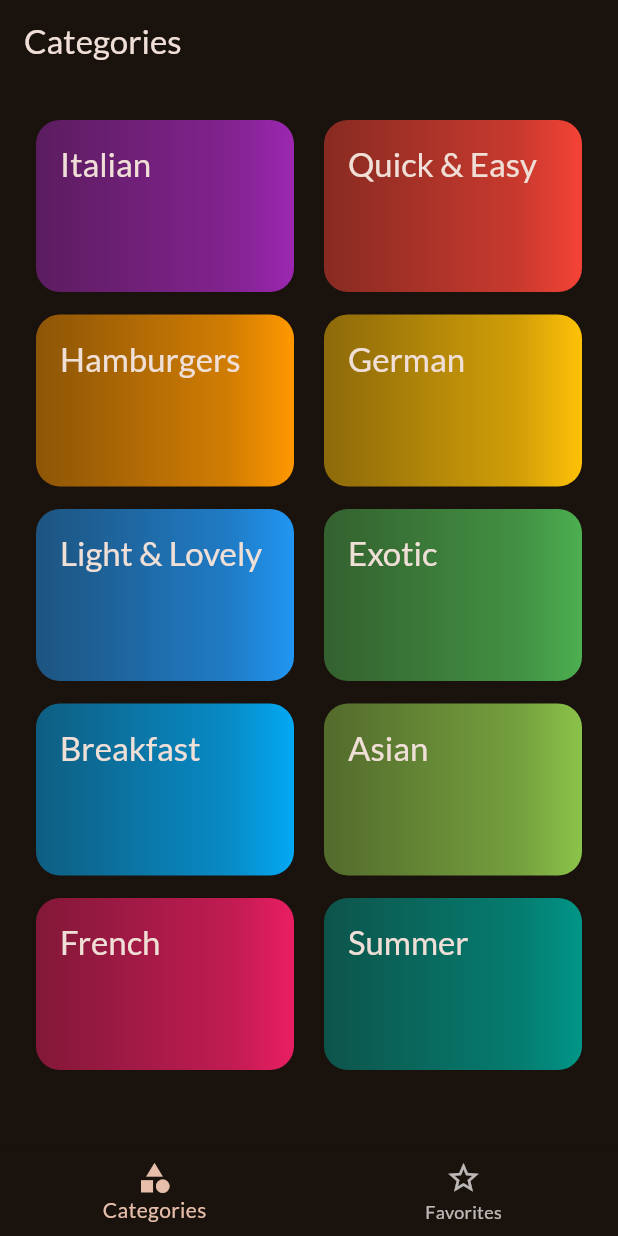
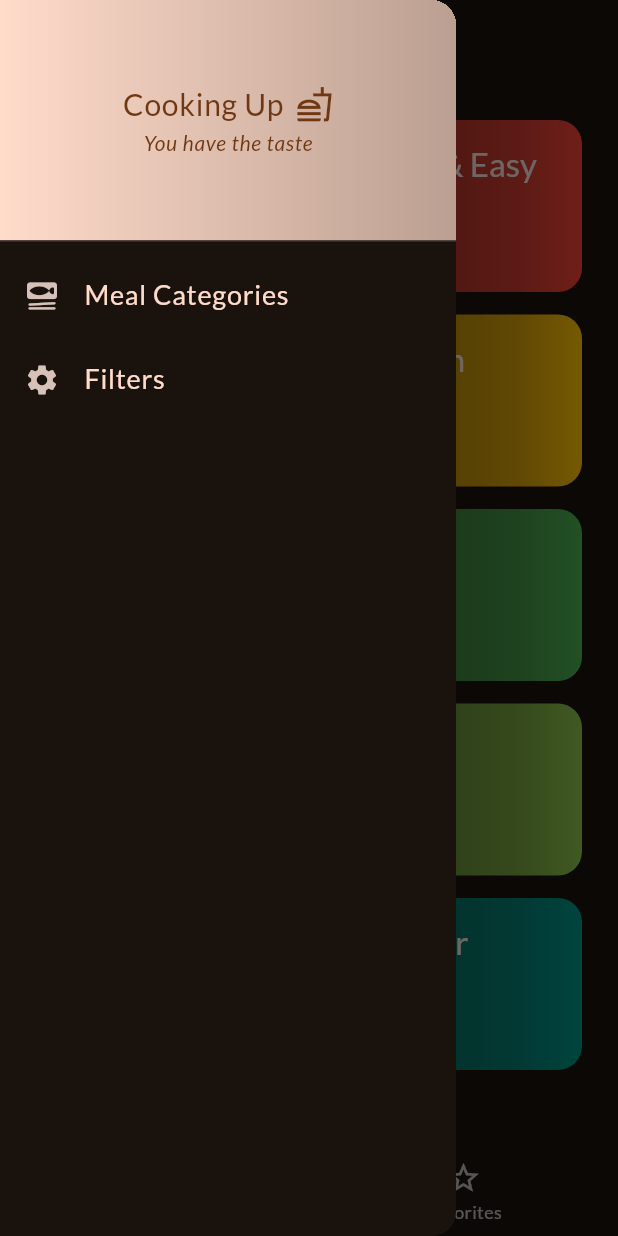
Before and after one commit to brkeudunman/meals_app_v1, a Flutter app: the screen it shows after launch, with the side drawer open (before the commit the screen has no drawer), on a phone screen of 412 x 824 dp. Run offline on Flutter 3.47's test engine with Material 2 defaults, Android fonts, the light colour scheme and no system bars; our stand-ins replace google_fonts, transparent_image.

Commit message:
filters-applied

```diff
--- a/lib/screens/categories.dart
+++ b/lib/screens/categories.dart
@@ -8,11 +8,13 @@ import '../models/meal.dart';
 
 class Categories extends StatelessWidget {
   final void Function(Meal meal) onTapFavorite;
+  final List<Meal> availableMeals;
 
-  const Categories({super.key, required this.onTapFavorite});
+  const Categories(
+      {super.key, required this.onTapFavorite, required this.availableMeals});
 
   void _selectedCategory(BuildContext context, Category category) {
-    var filteredList = dummyMeals
+    var filteredList = availableMeals
         .where((meal) => meal.categories.contains(category.id))
         .toList();
 
--- a/lib/screens/tabs/tabs_screen.dart
+++ b/lib/screens/tabs/tabs_screen.dart
@@ -1,8 +1,11 @@
 import 'package:flutter/material.dart';
+import 'package:meals_app_v1/data/dummy_data.dart';
 import 'package:meals_app_v1/screens/categories.dart';
+import 'package:meals_app_v1/screens/filters/filter_screen.dart';
 import 'package:meals_app_v1/screens/meals.dart';
 
 import '../../models/meal.dart';
+import '../../widgets/drawer/main_drawer.dart';
 
 class TabsScreen extends StatefulWidget {
   @override
@@ -11,9 +14,17 @@ class TabsScreen extends StatefulWidget {
   }
 }
 
+final Map<Filters, bool> initialValues = {
+  Filters.glutenFree: false,
+  Filters.lactoseFree: false,
+  Filters.vegan: false,
+  Filters.vegetarian: false,
+};
+
 class _TabsScreenState extends State<TabsScreen> {
   int _selectedPageIndex = 0;
   List<Meal> _favoriteMeals = [];
+  Map<Filters, bool> selectedFilters = initialValues;
 
   void _handleAddFavorite(Meal meal) {
     final bool isExisting = _favoriteMeals.contains(meal);
@@ -28,9 +39,41 @@ class _TabsScreenState extends State<TabsScreen> {
     });
   }
 
+  void _setDrawerScreen(String identifier) async {
+    Navigator.pop(context);
+    if (identifier == 'filters') {
+      Map<Filters, bool> result = await Navigator.of(context).push(
+        MaterialPageRoute(
+          builder: (context) => FilterScreen(
+            currentFilters: selectedFilters,
+          ),
+        ),
+      );
+      setState(() {
+        selectedFilters = result;
+      });
+    }
+  }
+
   @override
   Widget build(BuildContext context) {
+    final availableMeals = dummyMeals.where((element) {
+      if (selectedFilters[Filters.glutenFree]! && !element.isGlutenFree) {
+        return false;
+      }
+      if (selectedFilters[Filters.vegan]! && !element.isVegan) {
+        return false;
+      }
+      if (selectedFilters[Filters.vegetarian]! && !element.isVegetarian) {
+        return false;
+      }
+      if (selectedFilters[Filters.lactoseFree]! && !element.isLactoseFree) {
+        return false;
+      }
+      return true;
+    }).toList();
     Widget activePage = Categories(
+      availableMeals: availableMeals,
       onTapFavorite: _handleAddFavorite,
     );
     if (_selectedPageIndex == 1) {
@@ -43,11 +86,14 @@ class _TabsScreenState extends State<TabsScreen> {
       appBar: AppBar(
         title: Text(_selectedPageIndex == 0 ? "Categories" : "Favorites"),
       ),
+      drawer: MainDrawer(
+        onTileClick: _setDrawerScreen,
+      ),
       body: activePage,
       bottomNavigationBar: BottomNavigationBar(
         currentIndex: _selectedPageIndex,
-        onTap: (index) {
-          _selectPage(index);
+        onTap: (idx) {
+          _selectPage(idx);
         },
         items: const [
           BottomNavigationBarItem(
--- /dev/null
+++ b/lib/widgets/drawer/main_drawer.dart
@@ -0,0 +1,93 @@
+import 'package:flutter/material.dart';
+
+class MainDrawer extends StatelessWidget {
+  final void Function(String identifier) onTileClick;
+
+  const MainDrawer({super.key, required this.onTileClick});
+
+  @override
+  Widget build(BuildContext context) {
+    return Drawer(
+      backgroundColor: Theme.of(context).colorScheme.background,
+      child: Column(
+        children: [
+          DrawerHeader(
+            padding: const EdgeInsets.all(8),
+            decoration: BoxDecoration(
+              gradient: LinearGradient(
+                colors: [
+                  Theme.of(context).colorScheme.onPrimaryContainer,
+                  Theme.of(context)
+                      .colorScheme
+                      .onPrimaryContainer
+                      .withOpacity(0.7),
+                ],
+              ),
+            ),
+            child: Column(
+              mainAxisAlignment: MainAxisAlignment.center,
+              children: [
+                Row(
+                  mainAxisSize: MainAxisSize.max,
+                  mainAxisAlignment: MainAxisAlignment.center,
+                  children: [
+                    Text(
+                      "Cooking Up",
+                      style: TextStyle(
+                          color: Theme.of(context).colorScheme.primaryContainer,
+                          fontSize: 20),
+                    ),
+                    const SizedBox(
+                      width: 8,
+                    ),
+                    Icon(Icons.fastfood_outlined,
+                        color: Theme.of(context).colorScheme.primaryContainer,
+                        size: 25),
+                  ],
+                ),
+                Row(
+                  mainAxisSize: MainAxisSize.max,
+                  mainAxisAlignment: MainAxisAlignment.center,
+                  children: [
+                    Text(
+                      "You have the taste",
+                      style: TextStyle(
+                        color: Theme.of(context).colorScheme.primaryContainer,
+                        fontSize: 14,
+                        fontStyle: FontStyle.italic,
+                      ),
+                    ),
+                  ],
+                ),
+              ],
+            ),
+          ),
+          ListTile(
+            leading: const Icon(Icons.set_meal_rounded),
+            title: Text(
+              'Meal Categories',
+              style: TextStyle(
+                  color: Theme.of(context).colorScheme.onPrimaryContainer,
+                  fontSize: 18),
+            ),
+            onTap: () {
+              onTileClick('meals');
+            },
+          ),
+          ListTile(
+            leading: const Icon(Icons.settings),
+            title: Text(
+              'Filters',
+              style: TextStyle(
+                  color: Theme.of(context).colorScheme.onPrimaryContainer,
+                  fontSize: 18),
+            ),
+            onTap: () {
+              onTileClick('filters');
+            },
+          )
+        ],
+      ),
+    );
+  }
+}
```
Also changed, not shown: lib/screens/filters/filter_screen.dart (added, +151 -0 lines), lib/screens/meal_details.dart (+29 -10 lines).
